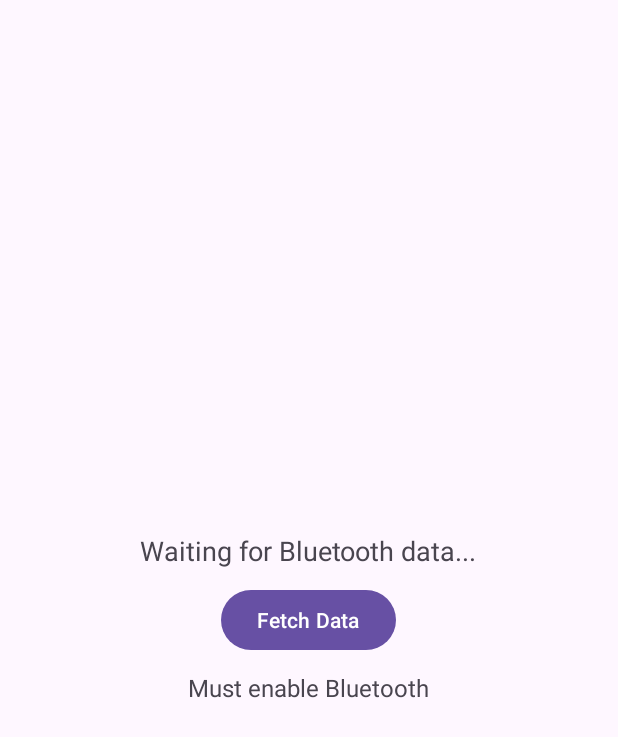
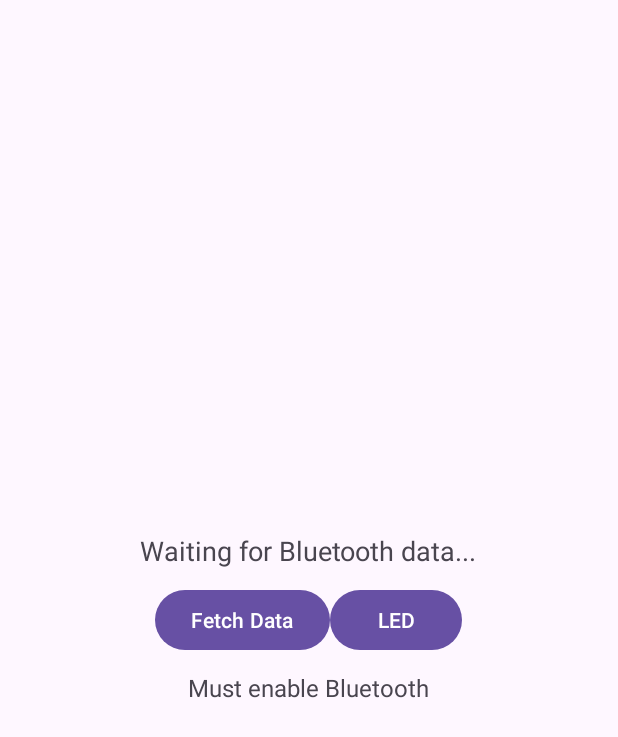
Before and after one commit to pascalypperciel/coen-390, an Android app: the screen it shows after launch (MainActivity), on a phone screen of 412 x 824 dp. Shown: the top 737 px of the screen. Run offline under Robolectric (Android 15) with nearby library versions, the light colour scheme and no system bars.

Commit message:
Added button on Android app to turn on a LED on the ESP32

```diff
--- a/android-app/app/src/main/res/layout/activity_main.xml
+++ b/android-app/app/src/main/res/layout/activity_main.xml
@@ -14,11 +14,24 @@
         android:textSize="18sp"
         android:paddingBottom="10dp"/>
 
-    <Button
-        android:id="@+id/btnFetch"
+    <LinearLayout
         android:layout_width="wrap_content"
         android:layout_height="wrap_content"
-        android:text="Fetch Data"/>
+        android:orientation="horizontal"
+        android:gravity="center">
+
+        <Button
+            android:id="@+id/btnFetch"
+            android:layout_width="wrap_content"
+            android:layout_height="wrap_content"
+            android:text="Fetch Data"/>
+
+        <Button
+            android:id="@+id/btnLED"
+            android:layout_width="wrap_content"
+            android:layout_height="wrap_content"
+            android:text="LED"/>
+    </LinearLayout>
 
     <TextView
         android:id="@+id/txtResponse"
```
Also changed, not shown: android-app/app/src/main/java/com/example/minicapapp/MainActivity.java (+30 -20 lines), 1 other file.
